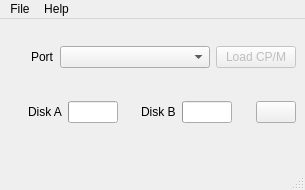
First picture: the form in cpmloader/mainwindow.ui, repository michalin/ZX2020, before the edit.
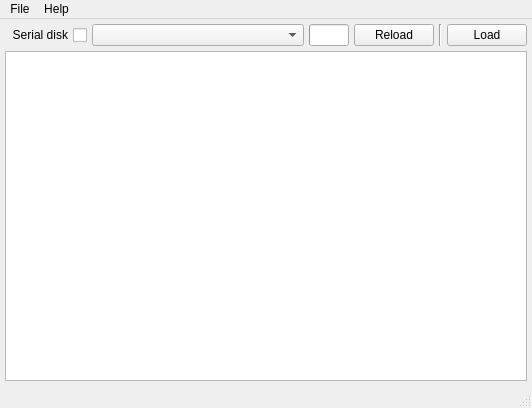
Second picture: the form after the edit. Icons and pictures are not drawn.

The edit to the form file:
```diff
--- a/cpmloader/mainwindow.ui
+++ b/cpmloader/mainwindow.ui
@@ -6,111 +6,121 @@
    <rect>
     <x>0</x>
     <y>0</y>
-    <width>305</width>
-    <height>190</height>
+    <width>532</width>
+    <height>408</height>
    </rect>
   </property>
   <property name="sizePolicy">
-   <sizepolicy hsizetype="Fixed" vsizetype="Fixed">
+   <sizepolicy hsizetype="Expanding" vsizetype="Expanding">
     <horstretch>0</horstretch>
     <verstretch>0</verstretch>
    </sizepolicy>
   </property>
   <property name="minimumSize">
    <size>
-    <width>305</width>
-    <height>190</height>
+    <width>0</width>
+    <height>0</height>
    </size>
   </property>
   <property name="maximumSize">
    <size>
-    <width>305</width>
-    <height>190</height>
+    <width>1000</width>
+    <height>1000</height>
    </size>
   </property>
+  <property name="font">
+   <font>
+    <weight>50</weight>
+    <bold>false</bold>
+   </font>
+  </property>
   <property name="windowTitle">
    <string>MainWindow</string>
   </property>
+  <property name="layoutDirection">
+   <enum>Qt::LeftToRight</enum>
+  </property>
+  <property name="autoFillBackground">
+   <bool>false</bool>
+  </property>
+  <property name="locale">
+   <locale language="English" country="UnitedStates"/>
+  </property>
   <widget class="QWidget" name="centralwidget">
    <property name="sizePolicy">
-    <sizepolicy hsizetype="Fixed" vsizetype="Fixed">
+    <sizepolicy hsizetype="Expanding" vsizetype="Expanding">
      <horstretch>0</horstretch>
      <verstretch>0</verstretch>
     </sizepolicy>
    </property>
-   <widget class="QWidget" name="verticalLayoutWidget">
-    <property name="geometry">
-     <rect>
-      <x>10</x>
-      <y>0</y>
-      <width>286</width>
-      <height>131</height>
-     </rect>
+   <property name="minimumSize">
+    <size>
+     <width>0</width>
+     <height>0</height>
+    </size>
     </property>
     <layout class="QVBoxLayout" name="verticalLayout">
+    <property name="spacing">
+     <number>5</number>
+    </property>
+    <property name="leftMargin">
+     <number>5</number>
+    </property>
+    <property name="topMargin">
+     <number>5</number>
+    </property>
+    <property name="rightMargin">
+     <number>5</number>
+    </property>
+    <property name="bottomMargin">
+     <number>5</number>
+    </property>
      <item>
       <layout class="QHBoxLayout" name="horizontalLayout">
+      <property name="spacing">
+       <number>5</number>
+      </property>
        <item>
-        <spacer name="horizontalSpacer_2">
-         <property name="orientation">
-          <enum>Qt::Horizontal</enum>
-         </property>
-         <property name="sizeHint" stdset="0">
-          <size>
-           <width>40</width>
-           <height>20</height>
-          </size>
-         </property>
-        </spacer>
-       </item>
-       <item>
-        <widget class="QLabel" name="label_3">
+       <widget class="QCheckBox" name="checkConnect">
+        <property name="sizePolicy">
+         <sizepolicy hsizetype="Fixed" vsizetype="Fixed">
+          <horstretch>0</horstretch>
+          <verstretch>0</verstretch>
+         </sizepolicy>
+        </property>
+        <property name="font">
+         <font>
+          <weight>50</weight>
+          <bold>false</bold>
+         </font>
+        </property>
+        <property name="toolTip">
+         <string>Check to connect serial disk</string>
+        </property>
+        <property name="layoutDirection">
+         <enum>Qt::RightToLeft</enum>
+        </property>
+        <property name="autoFillBackground">
+         <bool>false</bool>
+        </property>
          <property name="text">
-          <string>Port</string>
+         <string>Serial disk</string>
          </property>
         </widget>
        </item>
        <item>
         <widget class="QComboBox" name="portSelector">
+        <property name="sizePolicy">
+         <sizepolicy hsizetype="Expanding" vsizetype="Fixed">
+          <horstretch>0</horstretch>
+          <verstretch>0</verstretch>
+         </sizepolicy>
+        </property>
          <property name="minimumSize">
           <size>
-           <width>150</width>
+          <width>0</width>
            <height>0</height>
           </size>
-         </property>
-        </widget>
-       </item>
-       <item>
-        <widget class="QPushButton" name="pButtonLoad">
-         <property name="enabled">
-          <bool>false</bool>
-         </property>
-         <property name="text">
-          <string>Load CP/M</string>
-         </property>
-        </widget>
-       </item>
-      </layout>
-     </item>
-     <item>
-      <layout class="QHBoxLayout" name="horizontalLayout_2">
-       <item>
-        <spacer name="horizontalSpacer">
-         <property name="orientation">
-          <enum>Qt::Horizontal</enum>
-         </property>
-         <property name="sizeHint" stdset="0">
-          <size>
-           <width>40</width>
-           <height>20</height>
-          </size>
-         </property>
-        </spacer>
-       </item>
-       <item>
-        <widget class="QLabel" name="label">
-         <property name="text">
-          <string>Disk A</string>
          </property>
         </widget>
        </item>
@@ -124,57 +134,24 @@
          </property>
          <property name="maximumSize">
           <size>
-           <width>50</width>
+          <width>40</width>
            <height>16777215</height>
           </size>
          </property>
-         <property name="maximum">
-          <number>3</number>
-         </property>
-         <property name="value">
-          <number>0</number>
-         </property>
-         <property name="textVisible">
-          <bool>false</bool>
-         </property>
-        </widget>
-       </item>
-       <item>
-        <spacer name="horizontalSpacer_4">
-         <property name="orientation">
-          <enum>Qt::Horizontal</enum>
-         </property>
-         <property name="sizeHint" stdset="0">
+        <property name="sizeIncrement">
           <size>
-           <width>40</width>
-           <height>20</height>
-          </size>
-         </property>
-        </spacer>
-       </item>
-       <item>
-        <widget class="QLabel" name="label_2">
-         <property name="text">
-          <string>Disk B</string>
-         </property>
-        </widget>
-       </item>
-       <item>
-        <widget class="QProgressBar" name="progressBarB">
-         <property name="sizePolicy">
-          <sizepolicy hsizetype="Fixed" vsizetype="Fixed">
-           <horstretch>0</horstretch>
-           <verstretch>0</verstretch>
-          </sizepolicy>
-         </property>
-         <property name="maximumSize">
+          <width>0</width>
+          <height>0</height>
+         </size>
+        </property>
+        <property name="baseSize">
           <size>
-           <width>50</width>
-           <height>16777215</height>
+          <width>0</width>
+          <height>0</height>
           </size>
          </property>
          <property name="maximum">
-          <number>3</number>
+         <number>1</number>
          </property>
          <property name="value">
           <number>0</number>
@@ -185,25 +162,12 @@
         </widget>
        </item>
        <item>
-        <spacer name="horizontalSpacer_3">
-         <property name="orientation">
-          <enum>Qt::Horizontal</enum>
-         </property>
-         <property name="sizeHint" stdset="0">
-          <size>
-           <width>40</width>
-           <height>20</height>
-          </size>
-         </property>
-        </spacer>
-       </item>
-       <item>
-        <widget class="QPushButton" name="pButtonReload">
+       <widget class="QPushButton" name="pushButtonReload">
          <property name="toolTip">
           <string>Reload filesystem</string>
          </property>
          <property name="text">
-          <string/>
+         <string>Reload</string>
          </property>
          <property name="icon">
           <iconset resource="resources.qrc">
@@ -211,17 +175,73 @@
          </property>
         </widget>
        </item>
-      </layout>
-     </item>
-    </layout>
-   </widget>
+      <item>
+       <widget class="Line" name="line">
+        <property name="orientation">
+         <enum>Qt::Vertical</enum>
+        </property>
+       </widget>
+      </item>
+      <item>
+       <widget class="QPushButton" name="pButtonLoad">
+        <property name="enabled">
+         <bool>true</bool>
+        </property>
+        <property name="sizePolicy">
+         <sizepolicy hsizetype="Fixed" vsizetype="Fixed">
+          <horstretch>0</horstretch>
+          <verstretch>0</verstretch>
+         </sizepolicy>
+        </property>
+        <property name="text">
+         <string>Load</string>
+        </property>
+       </widget>
+      </item>
+     </layout>
+    </item>
+    <item>
+     <widget class="QTextEdit" name="debug">
+      <property name="sizePolicy">
+       <sizepolicy hsizetype="Expanding" vsizetype="Expanding">
+        <horstretch>0</horstretch>
+        <verstretch>0</verstretch>
+       </sizepolicy>
+      </property>
+      <property name="minimumSize">
+       <size>
+        <width>0</width>
+        <height>0</height>
+       </size>
+      </property>
+      <property name="maximumSize">
+       <size>
+        <width>16777215</width>
+        <height>16777215</height>
+       </size>
+      </property>
+      <property name="font">
+       <font>
+        <family>Lucida Console</family>
+        <pointsize>9</pointsize>
+        <weight>50</weight>
+        <bold>false</bold>
+        <kerning>true</kerning>
+       </font>
+      </property>
+      <property name="lineWrapMode">
+       <enum>QTextEdit::NoWrap</enum>
+      </property>
+     </widget>
+    </item>
+   </layout>
   </widget>
   <widget class="QMenuBar" name="menubar">
    <property name="geometry">
     <rect>
      <x>0</x>
      <y>0</y>
-     <width>305</width>
+     <width>532</width>
      <height>21</height>
     </rect>
    </property>
```
Left out of the diff: 10 changed lines with no effect on the pictures. Lines whose indentation alone changed are shown as unchanged.
